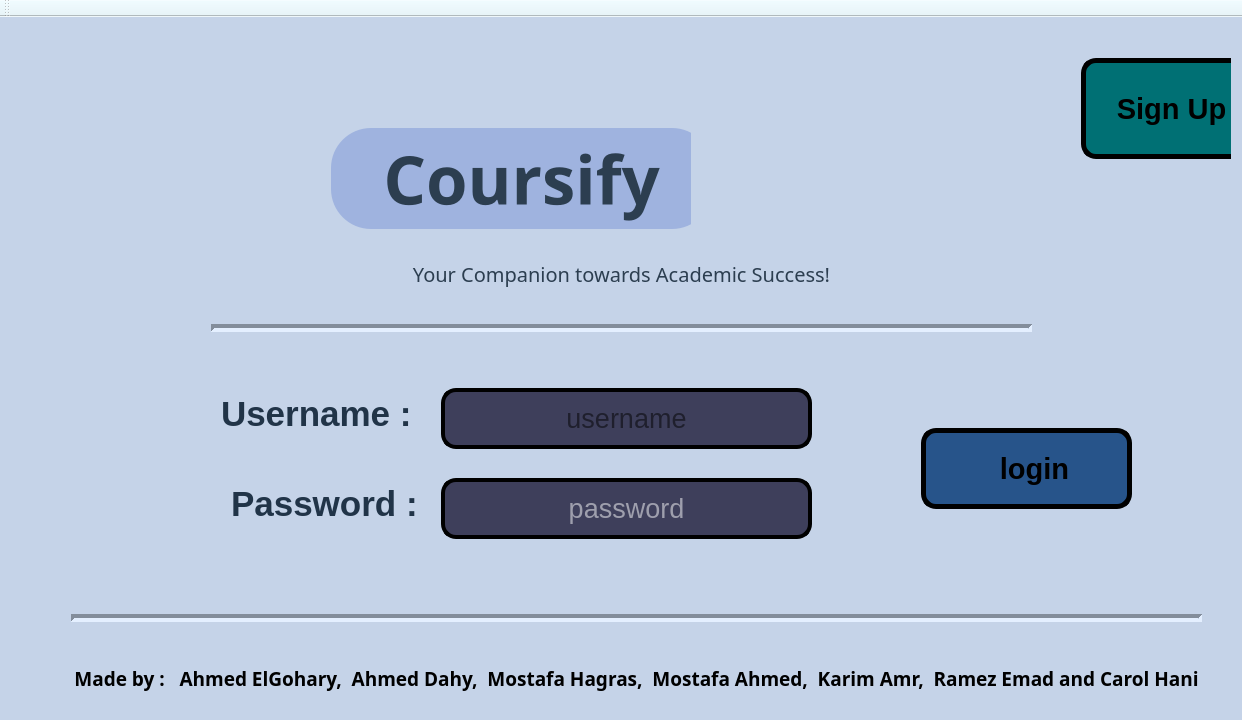
This is Coursify.ui in Ahmed-ElGoharyy/Coursifyy as Qt 5 draws it before an edit. The edited form follows.
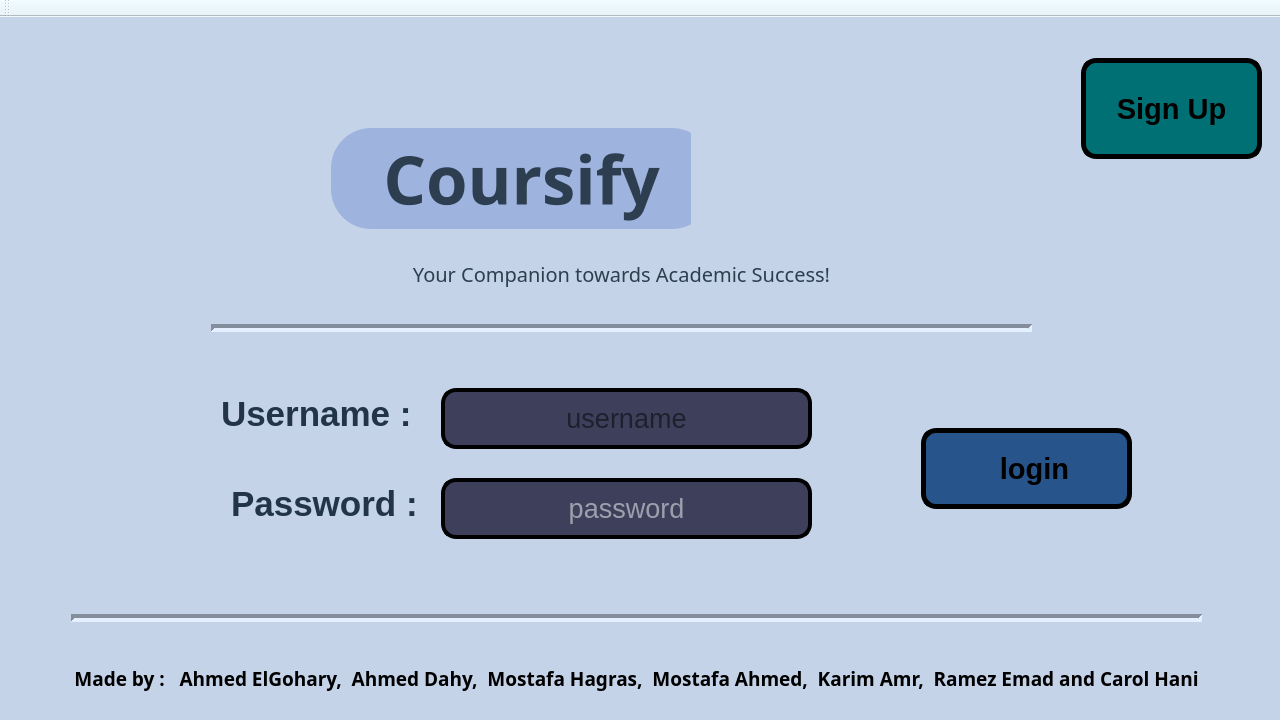
This is the edited form. The open tabs and pages were chosen to show the change. Icons and pictures are not drawn.

What changed in the file:
```diff
--- a/Coursify.ui
+++ b/Coursify.ui
@@ -6,7 +6,7 @@
    <rect>
     <x>0</x>
     <y>0</y>
-    <width>1242</width>
+    <width>1280</width>
     <height>720</height>
    </rect>
   </property>
```
Left out of the diff: 2 changed lines with no effect on the pictures.
